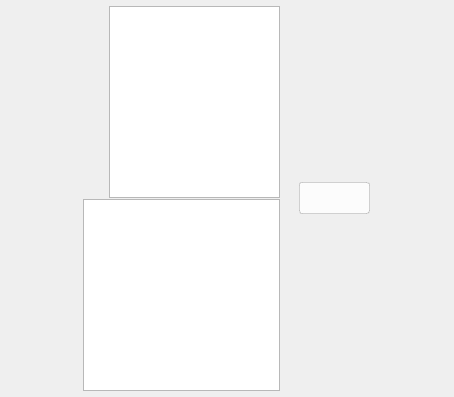
This is src/MEGASync/stalled_issues/gui/win/StalledIssueHeader.ui in meganz/MEGAsync as Qt 5 draws it before an edit. The edited form follows.
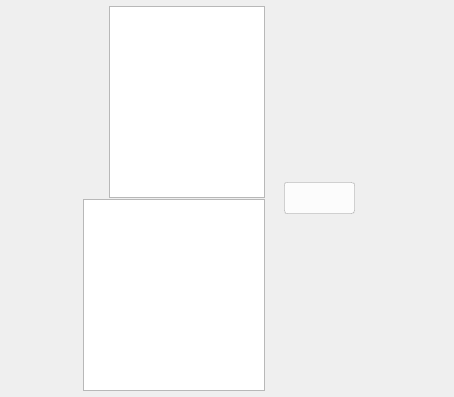
This is the edited form. Icons and pictures are not drawn. Custom widgets are drawn as their Qt base class.

Commit message: Added state tags

The edit to the form file:
```diff
--- a/src/MEGASync/stalled_issues/gui/win/StalledIssueHeader.ui
+++ b/src/MEGASync/stalled_issues/gui/win/StalledIssueHeader.ui
@@ -340,10 +340,41 @@
      <property name="styleSheet">
       <string notr="true">#actionMessage
 {
-   font-size:14px;
-   color: #333333;
+   font-size:12px;
 }
-</string>
+
+#actionMessageContainer[state=&quot;being solved&quot;]
+{
+	background-color: #F3F4F4;
+	border-radius: 4px;
+}
+
+#actionMessageContainer[state=&quot;being solved&quot;] QLabel
+{
+    color: #616366;
+}
+
+#actionMessageContainer[state=&quot;solved&quot;]
+{
+	background-color: #CFFCDB;
+	border-radius: 4px;
+}
+
+#actionMessageContainer[state=&quot;solved&quot;] QLabel
+{
+    color: #007C3E;
+}
+
+#actionMessageContainer[state=&quot;failed&quot;]
+{
+	background-color: #FFE4E8;
+	border-radius: 4px;
+}
+
+#actionMessageContainer[state=&quot;failed&quot;] QLabel
+{
+	color: #E31B57;
+}</string>
      </property>
      <layout class="QHBoxLayout" name="horizontalLayout_4">
       <property name="spacing">
@@ -396,18 +427,33 @@
       </item>
       <item>
        <widget class="QWidget" name="actionMessageContainer" native="true">
+        <property name="minimumSize">
+         <size>
+          <width>0</width>
+          <height>24</height>
+         </size>
+        </property>
+        <property name="maximumSize">
+         <size>
+          <width>16777215</width>
+          <height>24</height>
+         </size>
+        </property>
+        <property name="styleSheet">
+         <string notr="true"/>
+        </property>
         <layout class="QHBoxLayout" name="horizontalLayout_5">
          <property name="spacing">
-          <number>2</number>
+          <number>5</number>
          </property>
          <property name="leftMargin">
-          <number>0</number>
+          <number>5</number>
          </property>
          <property name="topMargin">
           <number>0</number>
          </property>
          <property name="rightMargin">
-          <number>0</number>
+          <number>5</number>
          </property>
          <property name="bottomMargin">
           <number>0</number>
```
The commit also changes 24 other files.
